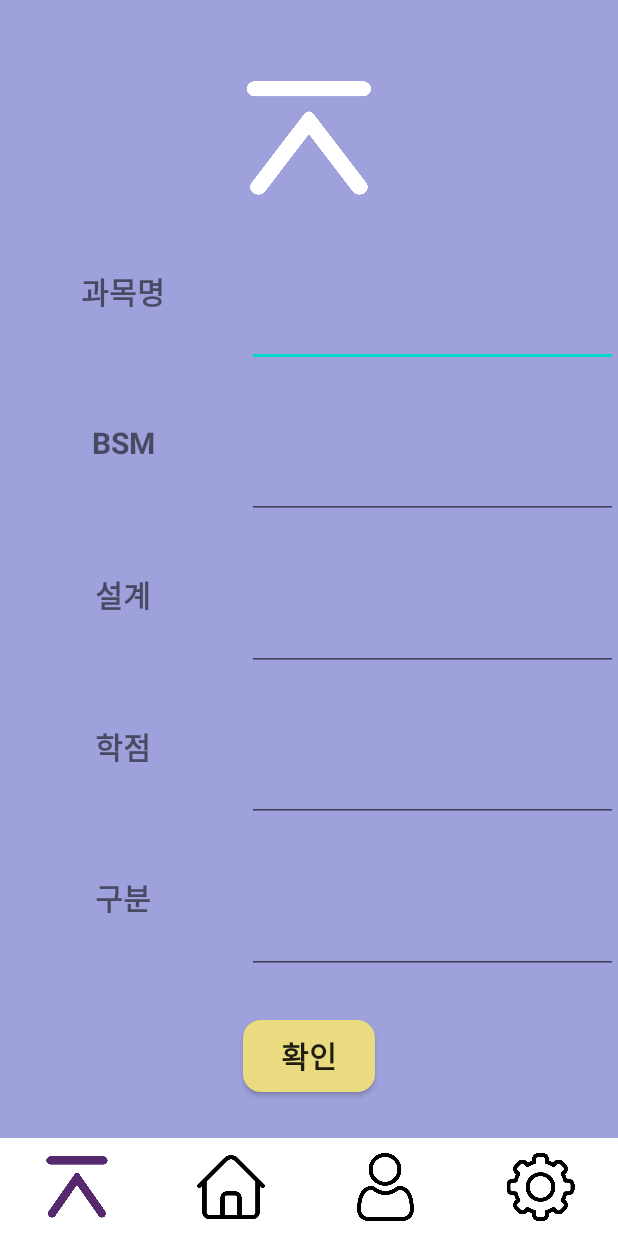
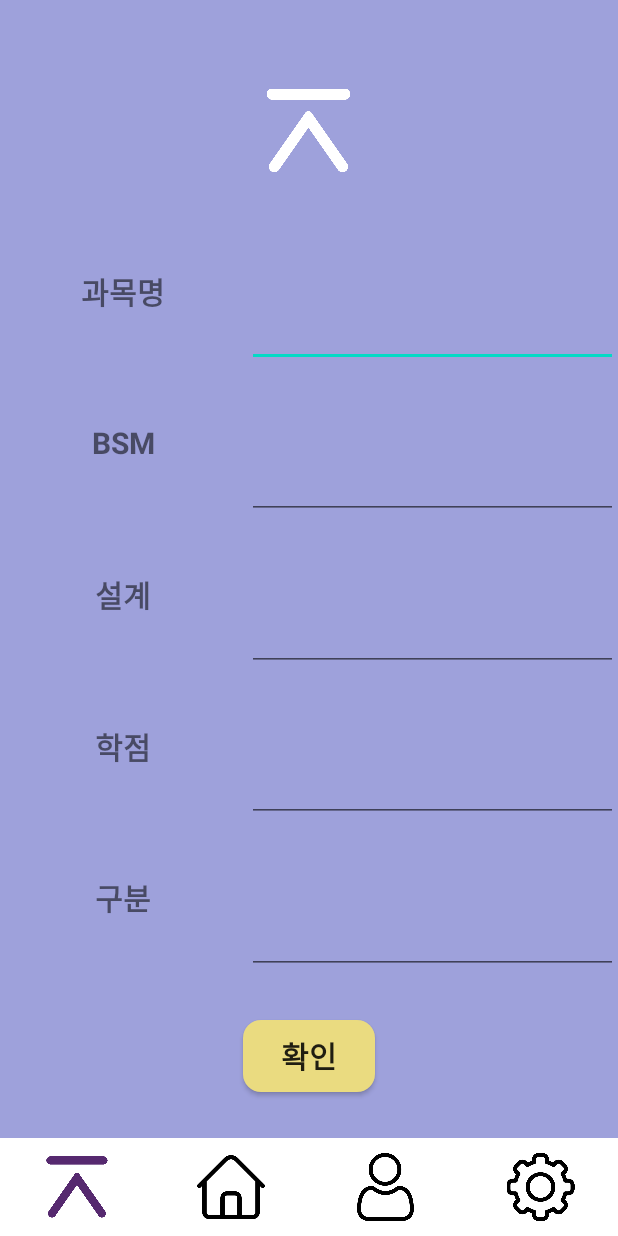
Before and after one commit to ekdud0529/DoYouWantToGraduate, an Android app: the addActivity screen opened directly, with no data from a screen before it, on a phone screen of 412 x 824 dp. Run offline under Robolectric (Android 15) with nearby library versions, the phone set to English and light mode, and no system bars.

Commit message:
디자인

```diff
--- a/app/src/main/res/layout/add_subject.xml
+++ b/app/src/main/res/layout/add_subject.xml
@@ -16,14 +16,13 @@
         android:layout_weight="0.2">
 
         <ImageView
-            android:layout_width="wrap_content"
+            android:layout_width="match_parent"
             android:layout_height="wrap_content"
-            android:layout_centerHorizontal="true"
-            android:layout_marginStart="160dp"
-            android:layout_marginTop="50dp"
-            android:layout_marginEnd="160dp"
+            android:src="@drawable/whitesymbol"
+            android:layout_marginTop="40dp"
             android:layout_marginBottom="10dp"
-            android:background="@drawable/whitesymbol" />
+            android:layout_marginStart="350dp"
+            android:layout_centerHorizontal="true"/>
 
     </RelativeLayout>
 
```
